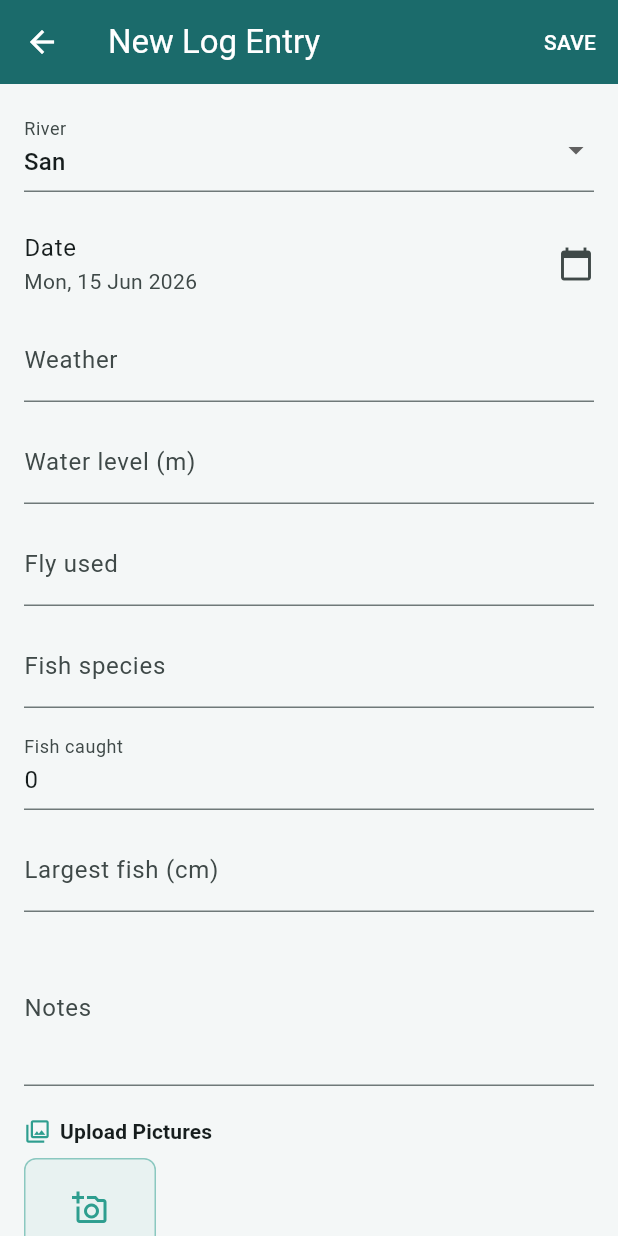
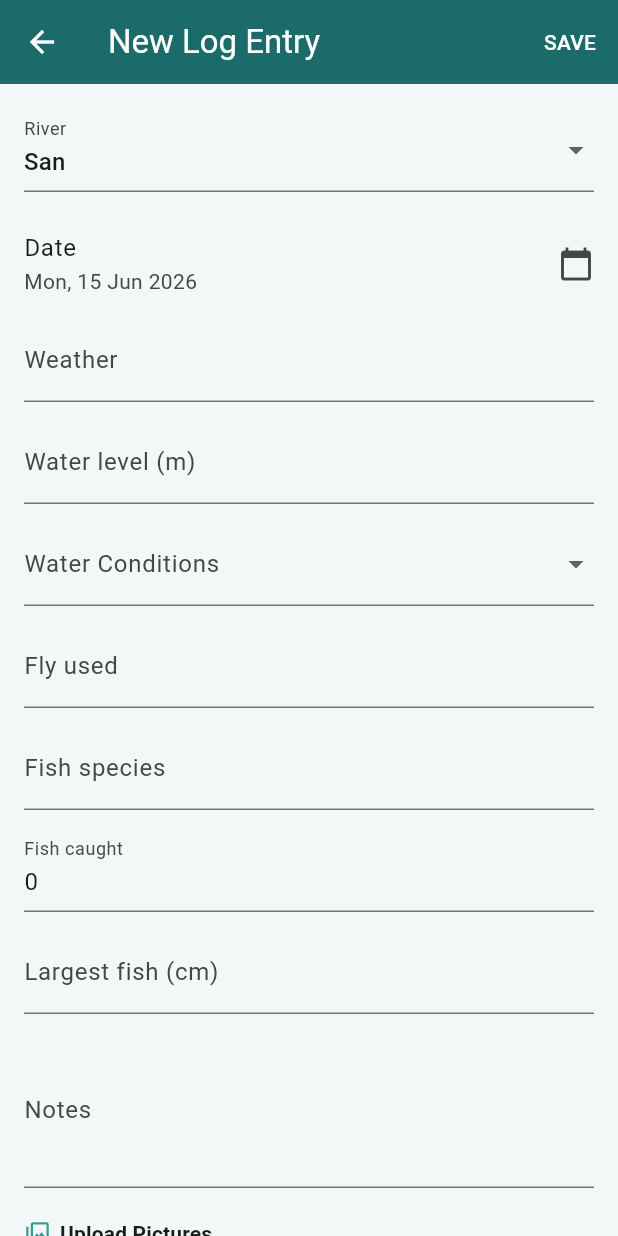
Before and after one commit to Alefer84/fishing_assistant, a Flutter app: the AddLogScreen screen opened directly, on a phone screen of 412 x 824 dp. Run offline on Flutter 3.47's test engine with Material 3 defaults, Android fonts, the phone set to English and light mode, and no system bars; our stand-ins replace image_picker, shared_preferences; accounts and stored records are empty; network calls fail.

Commit message:
Add Water Conditions field to log entries
- New 'Water Conditions' dropdown (Clear/Murky/Muddy) below Water level
  in the New Entry form
- FishingLog gains waterConditions field + JSON serialization
- Shown in the entry's Trip Details detail screen

Co-Authored-By: Devin AI <158243242+devin-ai-integration[bot]@users.noreply.github.com>

```diff
--- a/lib/models/fishing_log.dart
+++ b/lib/models/fishing_log.dart
@@ -5,6 +5,7 @@ class FishingLog {
   final DateTime date;
   final String? weather;
   final double? waterLevel;
+  final String? waterConditions;
   final String? flyUsed;
   final String? fishSpecies;
   final int fishCaught;
@@ -25,6 +26,7 @@ class FishingLog {
     required this.date,
     this.weather,
     this.waterLevel,
+    this.waterConditions,
     this.flyUsed,
     this.fishSpecies,
     this.fishCaught = 0,
@@ -42,6 +44,7 @@ class FishingLog {
     date: DateTime.parse(json['date'] as String),
     weather: json['weather'] as String?,
     waterLevel: (json['water_level'] as num?)?.toDouble(),
+    waterConditions: json['water_conditions'] as String?,
     flyUsed: json['fly_used'] as String?,
     fishSpecies: json['fish_species'] as String?,
     fishCaught: (json['fish_caught'] as num?)?.toInt() ?? 0,
@@ -63,6 +66,7 @@ class FishingLog {
     'date': date.toIso8601String(),
     'weather': weather,
     'water_level': waterLevel,
+    'water_conditions': waterConditions,
     'fly_used': flyUsed,
     'fish_species': fishSpecies,
     'fish_caught': fishCaught,
--- a/lib/screens/add_log_screen.dart
+++ b/lib/screens/add_log_screen.dart
@@ -25,6 +25,7 @@ class _AddLogScreenState extends State<AddLogScreen> {
   DateTime _date = DateTime.now();
   final _weather = TextEditingController();
   final _waterLevel = TextEditingController();
+  String? _waterConditions;
   final _fly = TextEditingController();
   final _species = TextEditingController();
   final _count = TextEditingController(text: '0');
@@ -89,6 +90,7 @@ class _AddLogScreenState extends State<AddLogScreen> {
         date: _date,
         weather: _weather.text.trim().isEmpty ? null : _weather.text.trim(),
         waterLevel: double.tryParse(_waterLevel.text.replaceAll(',', '.')),
+        waterConditions: _waterConditions,
         flyUsed: _fly.text.trim().isEmpty ? null : _fly.text.trim(),
         fishSpecies: _species.text.trim().isEmpty ? null : _species.text.trim(),
         fishCaught: int.tryParse(_count.text) ?? 0,
@@ -162,6 +164,21 @@ class _AddLogScreenState extends State<AddLogScreen> {
                 _waterLevel,
                 'Water level (m)',
                 keyboard: TextInputType.number,
+              ),
+              Padding(
+                padding: const EdgeInsets.only(bottom: 12),
+                child: DropdownButtonFormField<String>(
+                  initialValue: _waterConditions,
+                  decoration: const InputDecoration(
+                    labelText: 'Water Conditions',
+                  ),
+                  items: const [
+                    DropdownMenuItem(value: 'Clear', child: Text('Clear')),
+                    DropdownMenuItem(value: 'Murky', child: Text('Murky')),
+                    DropdownMenuItem(value: 'Muddy', child: Text('Muddy')),
+                  ],
+                  onChanged: (v) => setState(() => _waterConditions = v),
+                ),
               ),
               _field(_fly, 'Fly used', hint: 'e.g. BWO Emerger #18'),
               _field(_species, 'Fish species', hint: 'e.g. Brown trout'),
--- a/lib/screens/log_detail_screen.dart
+++ b/lib/screens/log_detail_screen.dart
@@ -23,6 +23,8 @@ class LogDetailScreen extends StatelessWidget {
       if (log.weather != null && log.weather!.isNotEmpty)
         _Detail('Weather', log.weather!),
       if (log.waterLevel != null) _Detail('Water level', '${log.waterLevel} m'),
+      if (log.waterConditions != null && log.waterConditions!.isNotEmpty)
+        _Detail('Water conditions', log.waterConditions!),
       if (log.flyUsed != null && log.flyUsed!.isNotEmpty)
         _Detail('Fly used', log.flyUsed!),
       if (log.fishSpecies != null && log.fishSpecies!.isNotEmpty)
```
